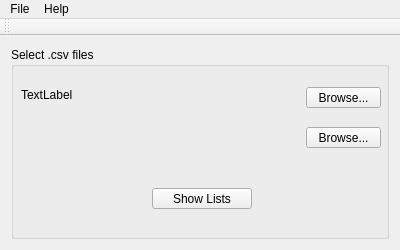
Old version of the form qt_IMDb/qt_IMDb/qt_imdb.ui in the repository treetoon/IMDb-Comparator.
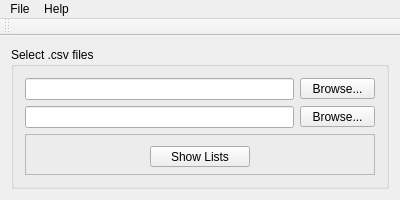
New version of the form. Icons and pictures are not drawn.

Commit message: Filenames are now shown in the list table window and their respective paths next to the browse buttons in the main application window; The tables are also resizable inside the list table window

What changed in the file:
```diff
--- a/qt_IMDb/qt_IMDb/qt_imdb.ui
+++ b/qt_IMDb/qt_IMDb/qt_imdb.ui
@@ -7,19 +7,19 @@
     <x>0</x>
     <y>0</y>
     <width>400</width>
-    <height>250</height>
+    <height>200</height>
    </rect>
   </property>
   <property name="minimumSize">
    <size>
     <width>400</width>
-    <height>250</height>
+    <height>200</height>
    </size>
   </property>
   <property name="maximumSize">
    <size>
     <width>400</width>
-    <height>250</height>
+    <height>200</height>
    </size>
   </property>
   <property name="windowTitle">
@@ -42,65 +42,24 @@
       <property name="title">
        <string>Select .csv files</string>
       </property>
-      <widget class="QPushButton" name="browseButton">
-       <property name="geometry">
-        <rect>
-         <x>295</x>
-         <y>40</y>
-         <width>75</width>
-         <height>21</height>
-        </rect>
-       </property>
-       <property name="minimumSize">
-        <size>
-         <width>75</width>
-         <height>21</height>
-        </size>
-       </property>
+      <layout class="QGridLayout" name="gridLayout">
+       <item row="2" column="0" colspan="2">
+        <widget class="QFrame" name="frame_2">
        <property name="maximumSize">
         <size>
-         <width>75</width>
-         <height>21</height>
-        </size>
-       </property>
-       <property name="text">
-        <string>Browse...</string>
-       </property>
-      </widget>
-      <widget class="QPushButton" name="browse_2Button">
-       <property name="geometry">
-        <rect>
-         <x>295</x>
-         <y>80</y>
-         <width>75</width>
-         <height>21</height>
-        </rect>
-       </property>
-       <property name="minimumSize">
-        <size>
-         <width>75</width>
-         <height>21</height>
-        </size>
-       </property>
-       <property name="maximumSize">
-        <size>
-         <width>75</width>
-         <height>21</height>
-        </size>
-       </property>
-       <property name="text">
-        <string>Browse...</string>
-       </property>
-      </widget>
+           <width>16777215</width>
+           <height>50</height>
+          </size>
+         </property>
+         <property name="frameShape">
+          <enum>QFrame::StyledPanel</enum>
+         </property>
+         <property name="frameShadow">
+          <enum>QFrame::Raised</enum>
+         </property>
+         <layout class="QGridLayout" name="gridLayout_3">
+          <item row="0" column="0">
       <widget class="QPushButton" name="runButton">
-       <property name="geometry">
-        <rect>
-         <x>141</x>
-         <y>141</y>
-         <width>100</width>
-         <height>21</height>
-        </rect>
-       </property>
        <property name="minimumSize">
         <size>
          <width>100</width>
@@ -117,25 +76,72 @@
         <string>Show Lists</string>
        </property>
       </widget>
-      <widget class="QLabel" name="label">
-       <property name="geometry">
-        <rect>
-         <x>10</x>
-         <y>40</y>
-         <width>271</width>
-         <height>16</height>
-        </rect>
-       </property>
+          </item>
+         </layout>
+        </widget>
+       </item>
+       <item row="0" column="0">
+        <widget class="QLineEdit" name="browse_line_1">
+         <property name="toolTip">
+          <string/>
+         </property>
+         <property name="statusTip">
+          <string/>
+         </property>
+         <property name="accessibleDescription">
+          <string/>
+         </property>
+         <property name="readOnly">
+          <bool>true</bool>
+         </property>
+        </widget>
+       </item>
+       <item row="0" column="1">
+        <widget class="QPushButton" name="browseButton">
+         <property name="minimumSize">
+          <size>
+           <width>75</width>
+           <height>21</height>
+          </size>
+         </property>
        <property name="maximumSize">
         <size>
-         <width>271</width>
-         <height>20</height>
+           <width>75</width>
+           <height>21</height>
         </size>
        </property>
        <property name="text">
-        <string>TextLabel</string>
-       </property>
-      </widget>
+          <string>Browse...</string>
+         </property>
+        </widget>
+       </item>
+       <item row="1" column="0">
+        <widget class="QLineEdit" name="browse_line_2">
+         <property name="readOnly">
+          <bool>true</bool>
+         </property>
+        </widget>
+       </item>
+       <item row="1" column="1">
+        <widget class="QPushButton" name="browse_2Button">
+         <property name="minimumSize">
+          <size>
+           <width>75</width>
+           <height>21</height>
+          </size>
+         </property>
+         <property name="maximumSize">
+          <size>
+           <width>75</width>
+           <height>21</height>
+          </size>
+         </property>
+         <property name="text">
+          <string>Browse...</string>
+         </property>
+        </widget>
+       </item>
+      </layout>
      </widget>
     </item>
    </layout>
```
Lines whose indentation alone changed are shown as unchanged. The commit also changes 9 other files.
